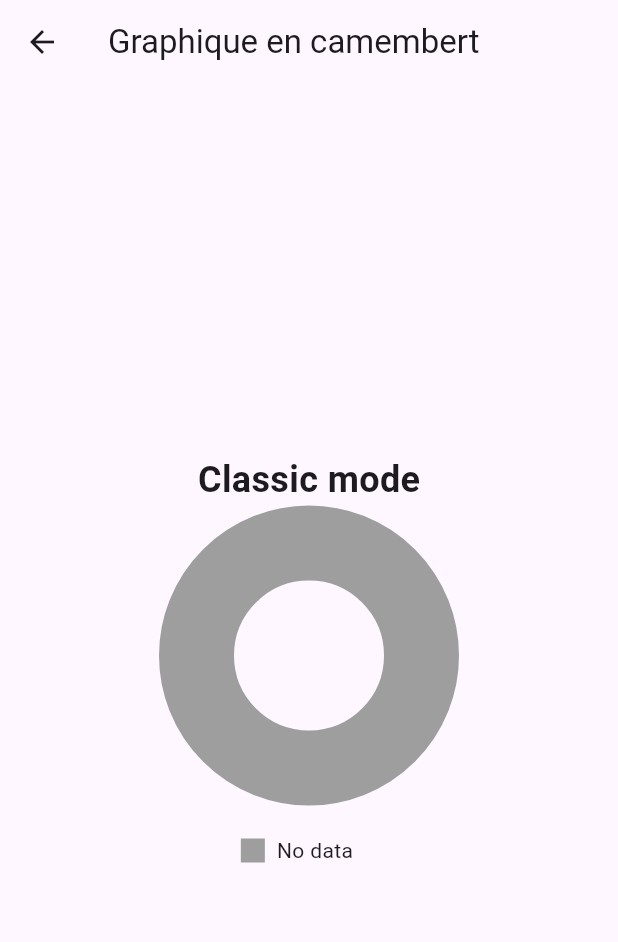
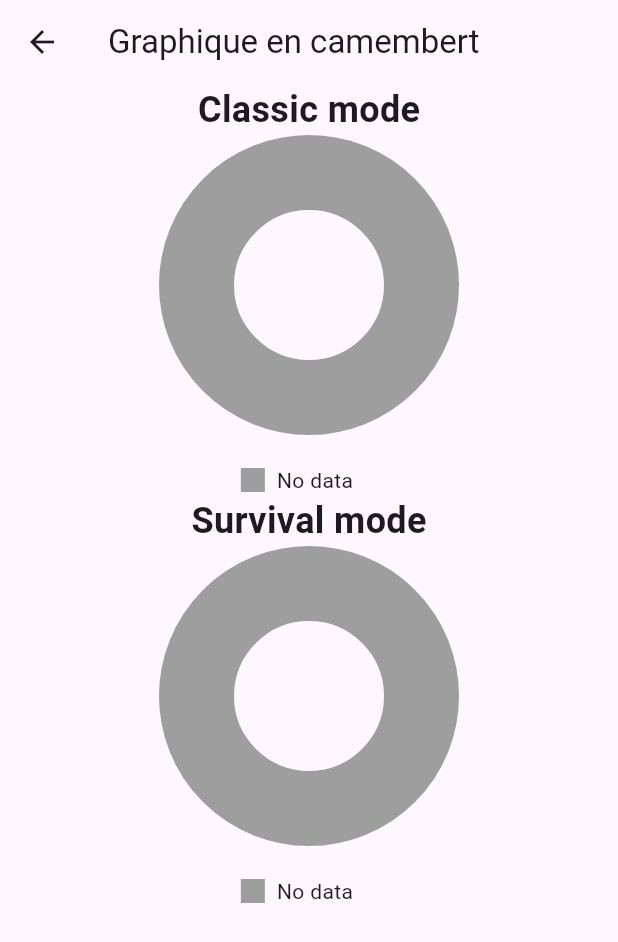
Before and after one commit to vitalfocheux/Eldrow, a Flutter app: the PersonnalStats screen opened directly, on a phone screen of 412 x 824 dp. Shown: the top 942 px of the screen. Run offline on Flutter 3.47's test engine with Material 3 defaults, Android fonts, the phone set to English and light mode, and no system bars; drawn by our look-alikes of fl_chart; our stand-ins replace sqflite, sqflite_common_ffi; accounts and stored records are empty.

Commit message:
Factorisation du code

```diff
--- a/lib/stats/PersonnalStats.dart
+++ b/lib/stats/PersonnalStats.dart
@@ -13,18 +13,19 @@ class PersonnalStats extends StatefulWidget {
 
 class _PersonnalStatsState extends State<PersonnalStats> {
 
-  Future<List<PieChartSectionData>> _PieChartClassic() async {
-    int totalClassic = 0;
-    int successClassic = 0;
-    final results = await GameResultDatabase.instance.fetchResultsByMode("classic");
-    totalClassic = results.length;
-    for (var result in results) {
-      if (result.success) {
-        successClassic++;
+  Future<Widget> _PieChartMode(String mode) async {
+    int total = 0;
+    int success = 0;
+    final results = await GameResultDatabase.instance.fetchResultsByMode(mode);
+    total = results.length;
+    for(var result in results){
+      if(result.success){
+        success++;
       }
     }
-    if(totalClassic == 0){
-      return [
+    List<PieChartSectionData> sections;
+    if(total == 0){
+      sections = [
         PieChartSectionData(
           color: Colors.grey,
           value: 100, // Valeur de la section (40%)
@@ -32,23 +33,51 @@ class _PersonnalStatsState extends State<PersonnalStats> {
           radius: 50,
         ),
       ];
-    }
-    return [
+    }else{
+      sections = [
         PieChartSectionData(
           color: Colors.green,
-        value: (successClassic / totalClassic) * 100, // Valeur de la section (40%)
-        title: '${(successClassic / totalClassic) * 100}', // Étiquette de la section
+          value: (success / total) * 100, // Valeur de la section (40%)
+          title: '${(success / total) * 100}', // Étiquette de la section
           radius: 50,
           titleStyle: const TextStyle(color: Colors.white),
         ),
         PieChartSectionData(
           color: Colors.red,
-        value: ((totalClassic - successClassic) / totalClassic) * 100, // Valeur de la section (30%)
-        title: '${((totalClassic - successClassic) / totalClassic) * 100}',
+          value: ((total - success) / total) * 100, // Valeur de la section (30%)
+          title: '${((total - success) / total) * 100}',
           radius: 50,
           titleStyle: const TextStyle(color: Colors.white),
         ),
       ];
+    }
+
+    return Column(
+      crossAxisAlignment: CrossAxisAlignment.center,
+      mainAxisAlignment: MainAxisAlignment.center,
+      children: [
+        Text(
+          '${mode[0].toUpperCase()}${mode.substring(1)} mode',
+          style: const TextStyle(
+            fontSize: 24,
+            fontWeight: FontWeight.bold,
+          ),
+        ),
+        SizedBox(
+          height: 200,
+          child: PieChart(
+              PieChartData(
+                sections: sections,
+                centerSpaceRadius: 50,
+                sectionsSpace: 2,
+                borderData: FlBorderData(show: false),
+              ),
+          ),
+        ),
+        const SizedBox(height: 20,),
+        _buildLegend(sections),
+      ],
+    );
   }
 
   Widget _buildLegend(List<PieChartSectionData> sections){
@@ -83,46 +112,43 @@ class _PersonnalStatsState extends State<PersonnalStats> {
       appBar: AppBar(
         title: Text("Graphique en camembert"),
       ),
-      body: Center(
-        child: FutureBuilder<List<PieChartSectionData>>(
-            future: _PieChartClassic(),
+      body: SingleChildScrollView(
+        child: Center(
+          child: Column(
+            children: [
+              FutureBuilder<Widget>(
+                  future: _PieChartMode("classic"),
                   builder: (context, snapshot) {
                     if(snapshot.connectionState == ConnectionState.waiting){
                       return CircularProgressIndicator();
                     }else if(snapshot.hasError) {
                       return Text('Error: ${snapshot.error}');
-              }else if(!snapshot.hasData || snapshot.data!.isEmpty){
+                    }else if(!snapshot.hasData){
                       return Text('No data found');
                     }else{
-                return Column(
-                  mainAxisAlignment: MainAxisAlignment.center,
-                  children: [
-                    const Text(
-                        'Classic mode',
-                        style: TextStyle(
-                            fontSize: 24,
-                            fontWeight: FontWeight.bold,
-                        ),
-                    ),
-                    SizedBox(
-                        height: 200,
-                        child: PieChart(
-                          PieChartData(
-                            sections: snapshot.data!,
-                            centerSpaceRadius: 50,
-                            sectionsSpace: 2,
-                            borderData: FlBorderData(show: false),
-                          ),
-                        ),
-                    ),
-                    const SizedBox(height: 20,),
-                    _buildLegend(snapshot.data!),
-                  ],
-                );
+                      return snapshot.data!;
                     }
                   }
               ),
+              FutureBuilder<Widget>(
+                  future: _PieChartMode("survival"),
+                  builder: (context, snapshot) {
+                    if(snapshot.connectionState == ConnectionState.waiting){
+                      return CircularProgressIndicator();
+                    }else if(snapshot.hasError) {
+                      return Text('Error: ${snapshot.error}');
+                    }else if(!snapshot.hasData){
+                      return Text('No data found');
+                    }else{
+                      return snapshot.data!;
+                    }
+                  }
               ),
+            ],
+          ),
+        ),
+      )
+
     );
   }
 
```
Lines whose indentation alone changed are shown as unchanged.
